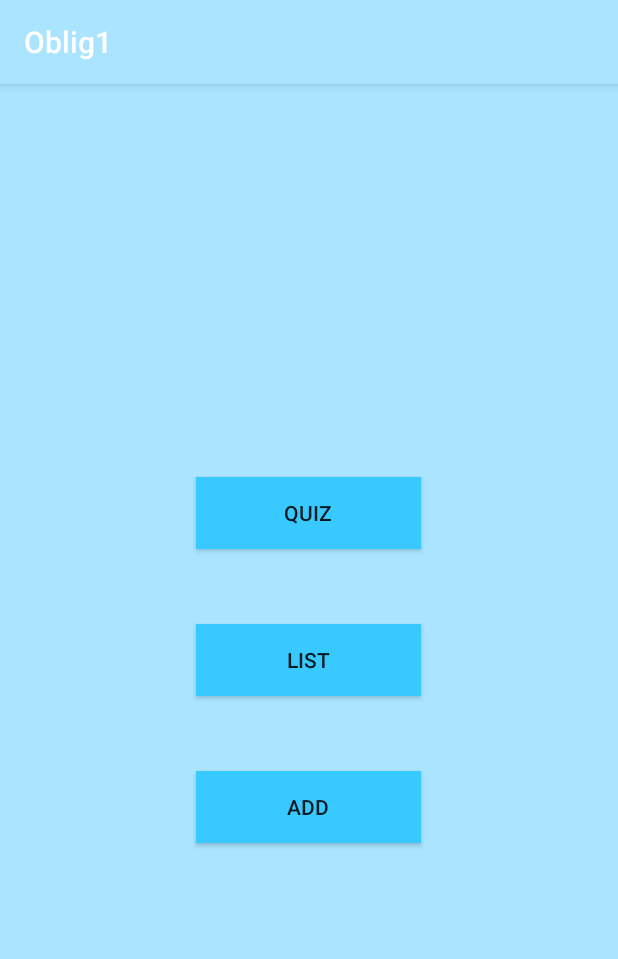
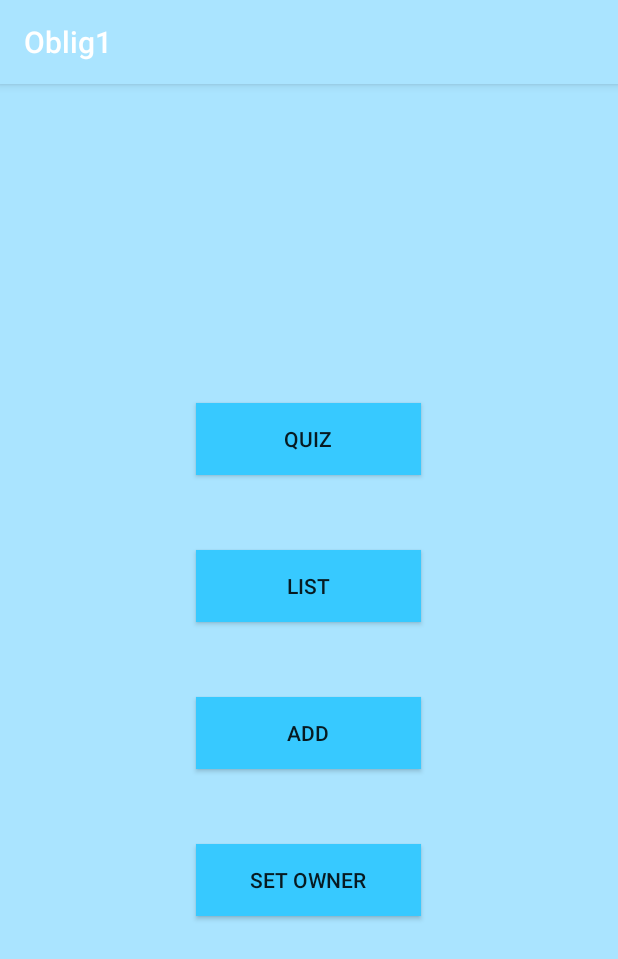
Before and after one commit to StefanGoThuen/Quiz-app, an Android app: the screen it shows after launch (MainActivity), on a phone screen of 412 x 824 dp. Shown: the top 959 px of the screen. Run offline under Robolectric (Android 15) with nearby library versions, the phone set to English and light mode, and no system bars.

Commit message:
Set eier fungerer. lagt til knapp på startskjerm

```diff
--- a/app/src/main/java/com/example/oblig1/MainActivity.java
+++ b/app/src/main/java/com/example/oblig1/MainActivity.java
@@ -1,11 +1,15 @@
 package com.example.oblig1;
 
+import androidx.appcompat.app.AlertDialog;
 import androidx.appcompat.app.AppCompatActivity;
 
+import android.content.DialogInterface;
 import android.content.Intent;
 import android.content.SharedPreferences;
 import android.os.Bundle;
+import android.text.InputType;
 import android.view.View;
+import android.widget.EditText;
 
 /**
  * Startsiden for appen som inneholder kanpper til de forskjellige aktivitetene
@@ -17,6 +21,7 @@ public class MainActivity extends AppCompatActivity {
     protected void onCreate(Bundle savedInstanceState) {
         super.onCreate(savedInstanceState);
         setContentView(R.layout.activity_main);
+        checkForOwner();
     }
 
     public void onclickData(View view) {
@@ -46,4 +51,47 @@ public class MainActivity extends AppCompatActivity {
         }
         editor.commit();
     }
+    private void checkForOwner(){
+        pref = getSharedPreferences("owner", MODE_PRIVATE);
+        SharedPreferences.Editor editor = pref.edit();
+        if(pref.getString("owner", "default").equals("default")){
+            System.out.println("NO OWNER SET!!!");
+            openDialog();
+
+
+        }else{
+            System.out.println("OWNER SET!!!");
+            return;
+        }
+    }
+    public void openDialog(){
+        AlertDialog.Builder builder = new AlertDialog.Builder(this);
+        builder.setTitle("Who are you?");
+        final EditText input = new EditText(this);
+        input.setInputType(InputType.TYPE_CLASS_TEXT);
+        input.setHint("Enter your name...");
+        builder.setView(input);
+
+        builder.setPositiveButton("Ok", new DialogInterface.OnClickListener() {
+            @Override
+            public void onClick(DialogInterface dialog, int which) {
+                String owner = input.getText().toString();
+                if(owner.equals("")){
+                    return;
+                }else{
+                    System.out.println("OK");
+                    setOwner(owner);
+                }
+            }
+        });
+        builder.show();
+    }
+    private void setOwner(String owner){
+        SharedPreferences.Editor editor = pref.edit();
+        editor.putString("owner", owner);
+        editor.commit();
+    }
+    public void btnNewOwner(View v){
+        openDialog();
+    }
 }
--- a/app/src/main/res/layout/activity_main.xml
+++ b/app/src/main/res/layout/activity_main.xml
@@ -34,4 +34,12 @@
         android:background="@color/btn"
         android:layout_marginTop="50dp"/>
 
+    <Button
+        android:layout_width="150dp"
+        android:layout_height="wrap_content"
+        android:onClick="btnNewOwner"
+        android:text="Set owner"
+        android:background="@color/btn"
+        android:layout_marginTop="50dp"/>
+
 </LinearLayout>
```
